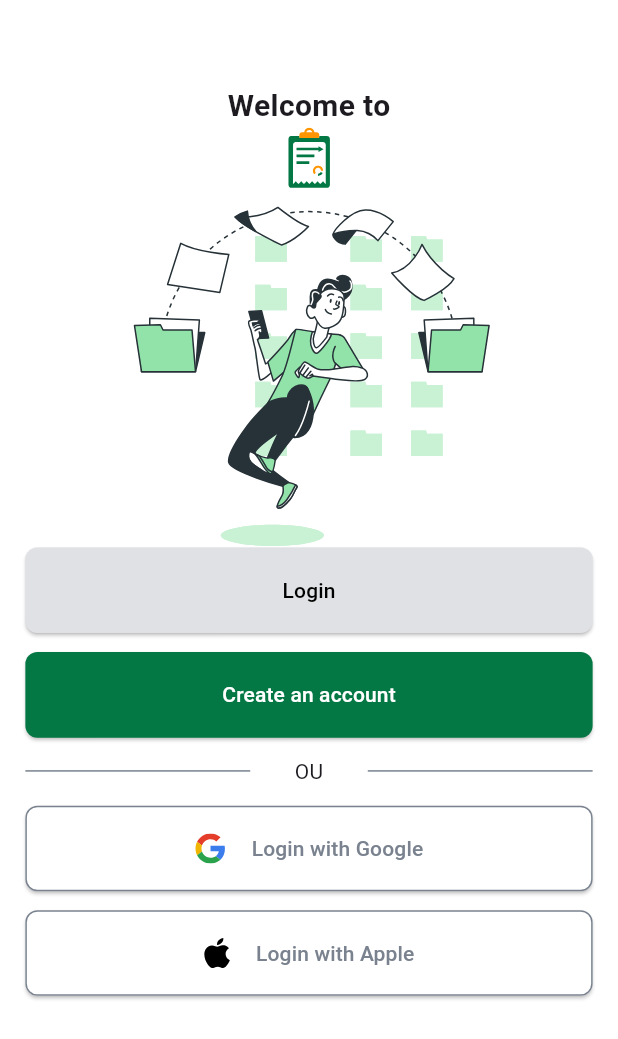
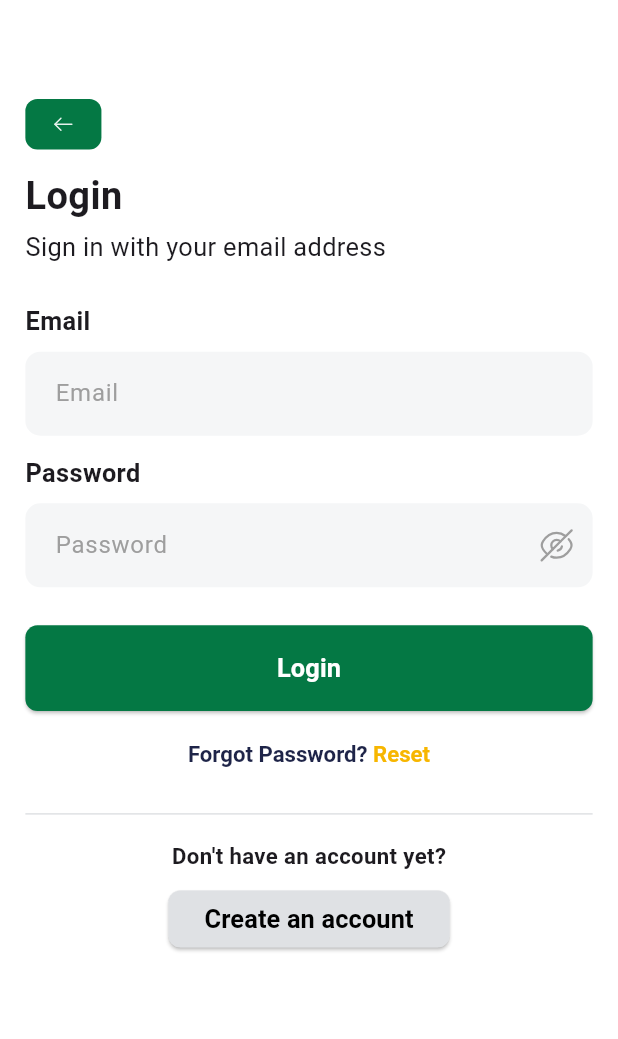
Before and after one commit to trakli/trakli-mobile, a Flutter app: the LoginScreen screen opened directly, after a tap on "Login", on a phone screen of 412 x 824 dp. Shown: the top 1039 px of the screen. Run offline on Flutter 3.47's test engine with Material 3 defaults, Android fonts, the phone set to English and light mode, and no system bars; our stand-ins replace easy_localization, flutter_screenutil, flutter_svg.

Commit message:
UI: signIn with email UI

```diff
--- a/lib/gen/assets.gen.dart
+++ b/lib/gen/assets.gen.dart
@@ -19,8 +19,17 @@ class $AssetsImagesGen {
   /// File path: assets/images/apple.svg
   String get apple => 'assets/images/apple.svg';
 
+  /// File path: assets/images/arrow-left.svg
+  String get arrowLeft => 'assets/images/arrow-left.svg';
+
   /// File path: assets/images/bottom_left_circle.svg
   String get bottomLeftCircle => 'assets/images/bottom_left_circle.svg';
+
+  /// File path: assets/images/eye-slash.svg
+  String get eyeSlash => 'assets/images/eye-slash.svg';
+
+  /// File path: assets/images/eye.svg
+  String get eye => 'assets/images/eye.svg';
 
   /// File path: assets/images/google.svg
   String get google => 'assets/images/google.svg';
@@ -31,6 +40,9 @@ class $AssetsImagesGen {
   /// File path: assets/images/logo.svg
   String get logo => 'assets/images/logo.svg';
 
+  /// File path: assets/images/logoGreen.svg
+  String get logoGreen => 'assets/images/logoGreen.svg';
+
   /// File path: assets/images/top_right_circle.svg
   String get topRightCircle => 'assets/images/top_right_circle.svg';
 
@@ -39,10 +51,14 @@ class $AssetsImagesGen {
         appLogo,
         appLogoGreen,
         apple,
+        arrowLeft,
         bottomLeftCircle,
+        eyeSlash,
+        eye,
         google,
         loginLogo,
         logo,
+        logoGreen,
         topRightCircle
       ];
 }
--- a/lib/presentation/login_screen.dart
+++ b/lib/presentation/login_screen.dart
@@ -4,6 +4,7 @@ import 'package:flutter_screenutil/flutter_screenutil.dart';
 import 'package:flutter_svg/flutter_svg.dart';
 import 'package:trakli/gen/assets.gen.dart';
 import 'package:trakli/gen/translations/codegen_loader.g.dart';
+import 'package:trakli/presentation/login_with_email_screen.dart';
 import 'package:trakli/presentation/utils/buttons.dart';
 
 class LoginScreen extends StatelessWidget {
@@ -16,7 +17,7 @@ class LoginScreen extends StatelessWidget {
       appBar: AppBar(
         backgroundColor: Colors.white,
       ),
-      body: Padding(
+      body: SingleChildScrollView(
         padding: EdgeInsets.only(
           left: 16.sp,
           right: 16.sp,
@@ -27,22 +28,32 @@ class LoginScreen extends StatelessWidget {
             const SizedBox(width: double.infinity),
             Text(
               LocaleKeys.welcomeTo.tr(),
-              style: const TextStyle(
-                fontSize: 20,
+              style: TextStyle(
+                fontSize: 20.sp,
                 fontWeight: FontWeight.w700,
               ),
             ),
+            SizedBox(height: 2.sp),
             SvgPicture.asset(
-              Assets.images.appLogoGreen,
+              Assets.images.logoGreen,
             ),
+            SizedBox(height: 8.sp),
             SvgPicture.asset(
               Assets.images.loginLogo,
             ),
+            SizedBox(height: 30.sp),
             SizedBox(
               width: double.infinity,
               height: 54.sp,
               child: PrimaryButton(
-                onPress: () {},
+                onPress: () {
+                  Navigator.push(
+                    context,
+                    MaterialPageRoute(
+                      builder: (context) => const LoginWithEmailScreen(),
+                    ),
+                  );
+                },
                 buttonText: LocaleKeys.login.tr(),
                 buttonTextColor: Colors.black,
                 backgroundButtonColor: const Color(0xFFDFE1E4),
@@ -54,7 +65,7 @@ class LoginScreen extends StatelessWidget {
               height: 54.sp,
               child: PrimaryButton(
                 onPress: () {},
-                buttonText: LocaleKeys.create_account.tr(),
+                buttonText: LocaleKeys.createAccount.tr(),
                 buttonTextColor: Colors.white,
               ),
             ),
--- /dev/null
+++ b/lib/presentation/login_with_email_screen.dart
@@ -0,0 +1,201 @@
+import 'package:easy_localization/easy_localization.dart';
+import 'package:flutter/material.dart';
+import 'package:flutter_screenutil/flutter_screenutil.dart';
+import 'package:flutter_svg/flutter_svg.dart';
+import 'package:trakli/gen/assets.gen.dart';
+import 'package:trakli/gen/translations/codegen_loader.g.dart';
+import 'package:trakli/presentation/utils/buttons.dart';
+import 'package:trakli/presentation/utils/custom_text_field.dart';
+
+class LoginWithEmailScreen extends StatefulWidget {
+  const LoginWithEmailScreen({super.key});
+
+  @override
+  State<LoginWithEmailScreen> createState() => _LoginWithEmailScreenState();
+}
+
+class _LoginWithEmailScreenState extends State<LoginWithEmailScreen> {
+  TextEditingController emailController = TextEditingController();
+  TextEditingController passwordController = TextEditingController();
+
+  @override
+  Widget build(BuildContext context) {
+    return Scaffold(
+      backgroundColor: Colors.white,
+      body: Column(
+        crossAxisAlignment: CrossAxisAlignment.start,
+        children: [
+          SizedBox(height: 0.08.sh),
+          Container(
+            width: 48.sp,
+            height: 32.sp,
+            margin: EdgeInsets.only(left: 16.sp),
+            decoration: BoxDecoration(
+              color: Theme.of(context).primaryColor,
+              borderRadius: BorderRadius.circular(8),
+            ),
+            child: TextButton(
+              onPressed: () {
+                Navigator.pop(context);
+              },
+              child: SvgPicture.asset(Assets.images.arrowLeft),
+            ),
+          ),
+          SizedBox(height: 12.sp),
+          Padding(
+            padding: EdgeInsets.only(left: 16.sp),
+            child: Text(
+              LocaleKeys.login.tr(),
+              style: TextStyle(
+                fontSize: 24.sp,
+                fontWeight: FontWeight.w700,
+              ),
+            ),
+          ),
+          SizedBox(height: 4.sp),
+          Expanded(
+            child: PageView(
+              children: [
+                pageOne,
+                pageTwo,
+              ],
+            ),
+          ),
+        ],
+      ),
+    );
+  }
+
+  Widget get pageOne {
+    return SingleChildScrollView(
+      padding: EdgeInsets.symmetric(horizontal: 16.sp),
+      child: Column(
+        crossAxisAlignment: CrossAxisAlignment.start,
+        children: [
+          Text(
+            LocaleKeys.loginDesc.tr(),
+            style: TextStyle(
+              fontSize: 16.sp,
+              // fontWeight: FontWeight.w700,
+            ),
+          ),
+          SizedBox(height: 24.sp),
+          Text(
+            LocaleKeys.email.tr(),
+            style: TextStyle(
+              fontSize: 16.sp,
+              fontWeight: FontWeight.w700,
+            ),
+          ),
+          SizedBox(height: 8.sp),
+          CustomTextField(
+            hintText: LocaleKeys.email.tr(),
+            controller: emailController,
+            filled: true,
+          ),
+          SizedBox(height: 12.sp),
+          Text(
+            LocaleKeys.password.tr(),
+            style: TextStyle(
+              fontSize: 16.sp,
+              fontWeight: FontWeight.w700,
+            ),
+          ),
+          SizedBox(height: 8.sp),
+          CustomTextField(
+            hintText: LocaleKeys.password.tr(),
+            controller: passwordController,
+            isPassword: true,
+            filled: true,
+          ),
+          SizedBox(height: 24.sp),
+          SizedBox(
+            width: double.infinity,
+            height: 54.sp,
+            child: PrimaryButton(
+              onPress: () {},
+              buttonText: LocaleKeys.login.tr(),
+              buttonTextColor: Colors.white,
+            ),
+          ),
+          SizedBox(height: 4.sp),
+          Align(
+            alignment: Alignment.center,
+            child: TextButton(
+              onPressed: () {},
+              child: RichText(
+                text: TextSpan(
+                  text: "${LocaleKeys.forgotPassword.tr()}? ",
+                  style: TextStyle(
+                    fontSize: 14.sp,
+                    fontWeight: FontWeight.w700,
+                    color: const Color(0xFF1E2448),
+                  ),
+                  children: [
+                    TextSpan(
+                        text: LocaleKeys.reset.tr(),
+                        style: TextStyle(
+                          fontSize: 14.sp,
+                          fontWeight: FontWeight.w700,
+                          color: const Color(0xFFF7B600),
+                        ),
+                    ),
+                  ]
+                ),
+              ),
+            ),
+          ),
+          Padding(
+            padding: EdgeInsets.symmetric(vertical: 16.sp),
+            child: const Divider(
+              height: 0,
+              color: Color(0xFFDFE1E4),
+            ),
+          ),
+          Align(
+            alignment: Alignment.center,
+            child: Text(
+              LocaleKeys.noAccountYet.tr(),
+              style: TextStyle(
+                fontSize: 14.sp,
+                fontWeight: FontWeight.w700,
+              ),
+            ),
+          ),
+          SizedBox(height: 12.sp),
+          Align(
+            alignment: Alignment.center,
+            child: SizedBox(
+              // width: double.infinity,
+              height: 36.sp,
+              child: PrimaryButton(
+                onPress: () {},
+                buttonText: LocaleKeys.createAccount.tr(),
+                buttonTextColor: Colors.black,
+                backgroundButtonColor: const Color(0xFFDFE1E4),
+              ),
+            ),
+          ),
+        ],
+      ),
+    );
+  }
+
+  Widget get pageTwo {
+    return SingleChildScrollView(
+      padding: EdgeInsets.symmetric(horizontal: 16.sp),
+      child: Column(
+        crossAxisAlignment: CrossAxisAlignment.start,
+        children: [
+          Text(
+            "${LocaleKeys.otpDesc.tr()} ${emailController.text}",
+            style: TextStyle(
+              fontSize: 16.sp,
+              // fontWeight: FontWeight.w700,
+            ),
+          ),
+        ],
+      ),
+    );
+  }
+}
--- a/lib/presentation/utils/buttons.dart
+++ b/lib/presentation/utils/buttons.dart
@@ -31,10 +31,11 @@ class PrimaryButton extends StatelessWidget {
         backgroundColor: onPress != null
             ? backgroundButtonColor ?? Theme.of(context).primaryColor
             : null,
+        overlayColor: Theme.of(context).primaryColor,
         shape: RoundedRectangleBorder(
           borderRadius: BorderRadius.circular(8),
           side: BorderSide(
-            color: borderColor ?? Colors.transparent
+            color: borderColor ?? Colors.transparent,
           ),
         ),
       ),
@@ -53,6 +54,8 @@ class PrimaryButton extends StatelessWidget {
                     buttonText,
                     style: TextStyle(
                       color: buttonTextColor ?? Colors.white,
+                      fontWeight: FontWeight.w700,
+                      fontSize: 16.sp,
                     ),
                   ),
                 ],
@@ -62,6 +65,8 @@ class PrimaryButton extends StatelessWidget {
               buttonText,
               style: TextStyle(
                 color: buttonTextColor ?? Colors.white,
+                fontWeight: FontWeight.w700,
+                fontSize: 16.sp,
               ),
             ),
     );
--- /dev/null
+++ b/lib/presentation/utils/custom_text_field.dart
@@ -0,0 +1,173 @@
+import 'package:flutter/material.dart';
+import 'package:flutter_svg/flutter_svg.dart';
+import 'package:trakli/gen/assets.gen.dart';
+
+
+class CustomTextField extends StatefulWidget {
+  final String hintText;
+  final TextEditingController controller;
+  final Widget? prefix;
+  final bool isPassword;
+  final bool readOnly;
+  final bool showBottomBorder;
+  final bool showNoBorders;
+  final void Function(String)? onChanged;
+  final void Function()? onTap;
+  final void Function(String)? onFieldSubmitted;
+  final FormFieldValidator<String>? validator;
+  final Widget? suffixIcon;
+  final int maxLines;
+  final int? maxLength;
+
+  final TextInputAction textInputAction;
+  final TextInputType keyboardType;
+  final bool filled;
+
+  const CustomTextField({
+    super.key,
+    required this.hintText,
+    required this.controller,
+    this.prefix,
+    this.isPassword = false,
+    this.readOnly = false,
+    this.showBottomBorder = false,
+    this.showNoBorders = false,
+    this.textInputAction = TextInputAction.done,
+    this.keyboardType = TextInputType.text,
+    this.onChanged,
+    this.onTap,
+    this.onFieldSubmitted,
+    this.validator,
+    this.suffixIcon,
+    this.filled = false,
+    this.maxLines = 1,
+    this.maxLength,
+  });
+
+  @override
+  State<CustomTextField> createState() => _CustomTextFieldState();
+}
+
+class _CustomTextFieldState extends State<CustomTextField> {
+  bool obscureText = true;
+
+  void _changeTextVisibility() {
+    setState(() {
+      obscureText = !obscureText;
+    });
+  }
+
+  @override
+  Widget build(BuildContext context) {
+    return TextFormField(
+      readOnly: widget.readOnly,
+      onTap: widget.onTap,
+      onChanged: widget.onChanged,
+      enableInteractiveSelection: false,
+      onTapOutside: (c) => hideKeyBoard(),
+      onFieldSubmitted: widget.onFieldSubmitted,
+      validator: widget.validator,
+      enabled: true,
+      controller: widget.controller,
+      textInputAction: TextInputAction.next,
+      keyboardType: widget.keyboardType,
+      obscureText: widget.isPassword && obscureText,
+      obscuringCharacter: '*',
+      cursorColor: Colors.black,
+      maxLines: widget.maxLines,
+      maxLength: widget.maxLength,
+      // style: AppStyles.body2black,
+      decoration: InputDecoration(
+        hintStyle: const TextStyle(
+          color: Colors.grey,
+        ),
+        // prefix: widget.prefix,
+        prefixIcon: Padding(
+          padding: const EdgeInsets.symmetric(horizontal: 8.0),
+          child: widget.prefix,
+        ),
+        prefixIconConstraints:
+            const BoxConstraints(maxHeight: 50, maxWidth: 50),
+        suffixIcon: widget.isPassword
+            ? IconButton(
+                splashRadius: 1,
+                icon: SvgPicture.asset(
+                  obscureText
+                      ? Assets.images.eyeSlash
+                      : Assets.images.eye,
+                  colorFilter: const ColorFilter.mode(
+                    Colors.grey,
+                    BlendMode.srcIn,
+                  ),
+                  // color: ,
+                ),
+                onPressed: _changeTextVisibility,
+              )
+            : widget.suffixIcon,
+        hintText: widget.hintText,
+        errorBorder: widget.showNoBorders == true
+            ? InputBorder.none
+            : widget.showBottomBorder == true
+            ? UnderlineInputBorder(
+          borderRadius: BorderRadius.circular(10),
+          borderSide: const BorderSide(
+            color: Colors.redAccent,
+            width: 2,
+          ),
+        )
+            : OutlineInputBorder(
+          borderRadius: BorderRadius.circular(10),
+          borderSide: const BorderSide(
+            color:  Colors.redAccent,
+            width: 2,
+          ),
+        ),
+        focusedBorder: widget.showNoBorders == true
+            ? InputBorder.none
+            : widget.showBottomBorder == true
+                ? UnderlineInputBorder(
+                    borderRadius: BorderRadius.circular(10),
+                    borderSide: BorderSide(
+                      color: Theme.of(context).primaryColor,
+                      width: 2,
+                    ),
+                  )
+                : OutlineInputBorder(
+                    borderRadius: BorderRadius.circular(10),
+                    borderSide: BorderSide(
+                      color: Theme.of(context).primaryColor,
+                      width: 2,
+                    ),
+                  ),
+        // border: OutlineInputBorder(
+        //   borderRadius: BorderRadius.circular(10),
+        // ),
+        focusColor: Colors.blue,
+        enabledBorder: widget.showNoBorders == true
+            ? InputBorder.none
+            : widget.showBottomBorder == true
+                ? UnderlineInputBorder(
+                    borderRadius: BorderRadius.circular(10),
+                    borderSide: const BorderSide(
+                      color: Colors.grey,
+                      width: 2,
+                    ),
+                  )
+                : OutlineInputBorder(
+                    borderRadius: BorderRadius.circular(10),
+                    borderSide: const BorderSide(
+                      color: Colors.transparent,
+                      width: 2,
+                    ),
+                  ),
+        fillColor: const Color(0xFFF5F6F7),
+        filled: widget.filled,
+        // filled: true,
+      ),
+    );
+  }
+}
+
+void hideKeyBoard() {
+  FocusManager.instance.primaryFocus?.unfocus();
+}
--- a/pubspec.yaml
+++ b/pubspec.yaml
@@ -38,6 +38,7 @@ dependencies:
   easy_localization: ^3.0.7
   flutter_svg: ^2.0.10
   flutter_screenutil: ^5.9.3
+  pinput: ^5.0.0
 
 dev_dependencies:
   flutter_gen_runner: ^5.3.2
```
Also changed, not shown: assets/translations/en.json (+10 -1 lines), assets/translations/fr.json (+10 -1 lines), assets/images/arrow-left.svg (added), assets/images/eye-slash.svg (added), assets/images/eye.svg (added), assets/images/logoGreen.svg (added), lib/gen/translations/codegen_loader.g.dart, pubspec.lock.
